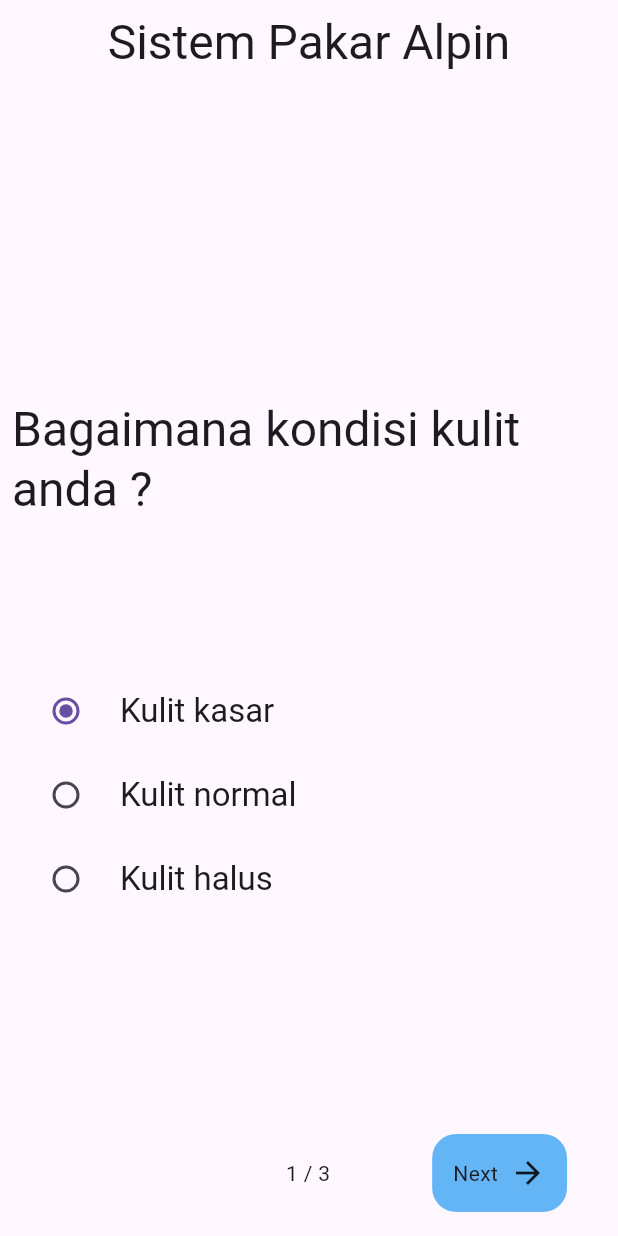
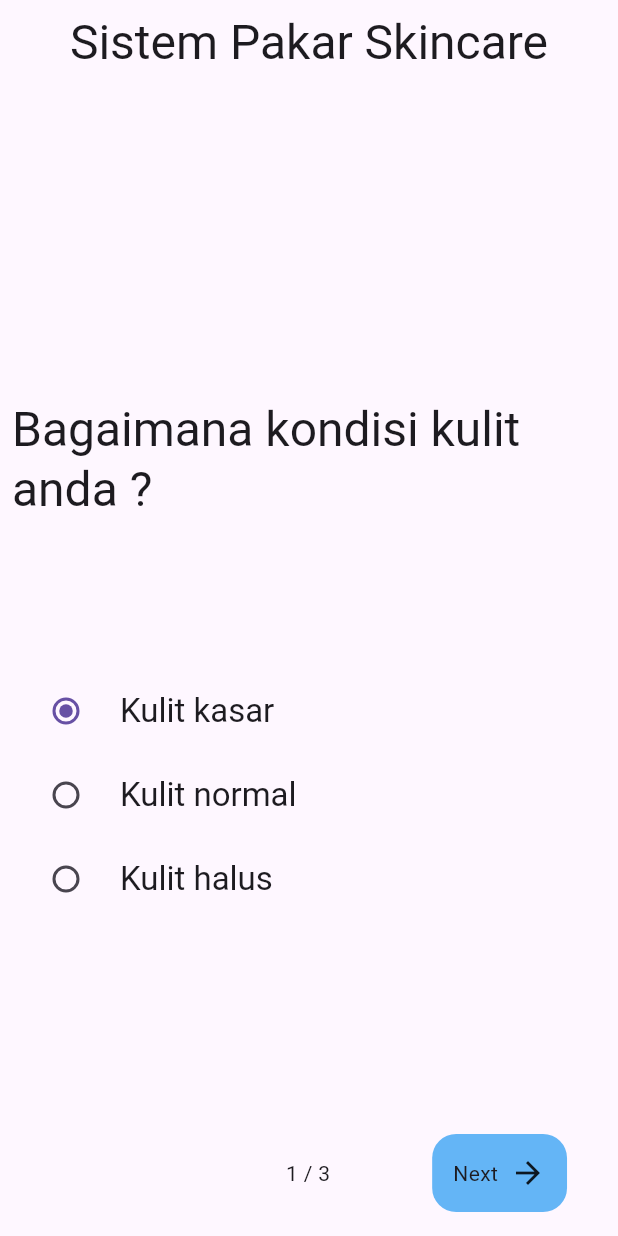
Before and after one commit to Efrosine/pakar_alpin, a Flutter app: the screen it shows after launch, on a phone screen of 412 x 824 dp. Run offline on Flutter 3.47's test engine with Material 3 defaults, Android fonts, the light colour scheme and no system bars; our stand-ins replace gap.

Commit message:
last commit

```diff
--- a/lib/main_page.dart
+++ b/lib/main_page.dart
@@ -62,7 +62,7 @@ class _MainPageState extends State<MainPage> {
     var isNotLastPage = pageIndex < listQuestions.length - 1;
     return Scaffold(
       appBar: AppBar(
-        title: Text('Sistem Pakar Alpin', style: Theme.of(context).textTheme.headlineLarge),
+        title: Text('Sistem Pakar Skincare', style: Theme.of(context).textTheme.headlineLarge),
         centerTitle: true,
       ),
       floatingActionButtonLocation: FloatingActionButtonLocation.centerFloat,
```
Also changed, not shown: pubspec.lock, 1 other file.
